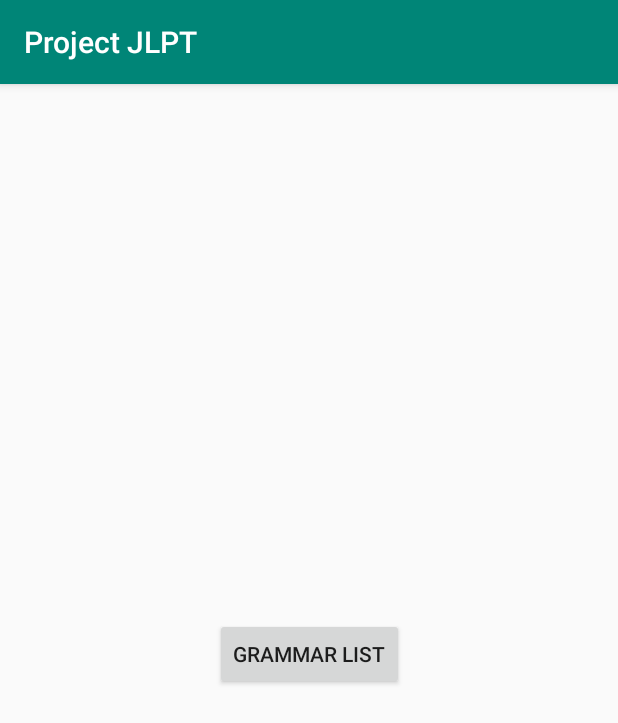
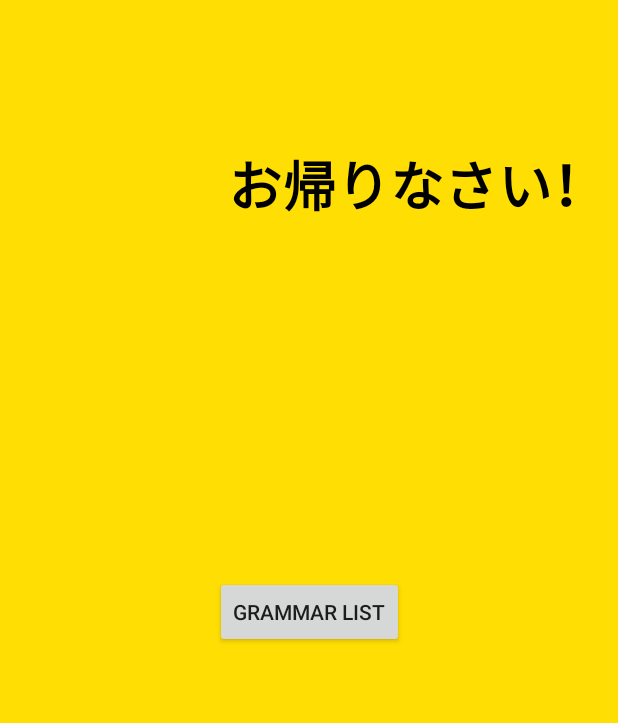
Before and after one commit to nrchan/ProjectJLPT, an Android app: the screen it shows after launch (MainActivity), on a phone screen of 412 x 824 dp. Shown: the top 723 px of the screen. Run offline under Robolectric (Android 15) with nearby library versions, the phone set to English and light mode, and no system bars.

Commit message:
some ui change

```diff
--- a/app/src/main/java/com/example/nr/projectjlpt/GrammarPointAdapter.kt
+++ b/app/src/main/java/com/example/nr/projectjlpt/GrammarPointAdapter.kt
@@ -21,7 +21,8 @@ class GrammarPointAdapter(private val grammars: ArrayList<GrammarPoint>, private
     }
 
     override fun onBindViewHolder(holder: ViewHolder, position: Int) {
-        holder.grammarPattern.text = grammars[position].pattern
+        val pattern = grammars[position].pattern + " / " + grammars[position].meaning
+        holder.grammarPattern.text = pattern
         holder.grammarRomaji.text = grammars[position].romaji
     }
 
--- a/app/src/main/res/layout/activity_main.xml
+++ b/app/src/main/res/layout/activity_main.xml
@@ -4,14 +4,25 @@
         xmlns:app="http://schemas.android.com/apk/res-auto" xmlns:tools="http://schemas.android.com/tools"
         android:layout_width="match_parent"
         android:layout_height="match_parent"
-        tools:context=".MainActivity">
+        tools:context=".MainActivity" android:background="@color/colorPrimary">
 
 
+    <TextView
+            android:text="@string/main_activity_title"
+            android:layout_width="wrap_content"
+            android:layout_height="wrap_content" android:id="@+id/textView2"
+            android:layout_marginTop="96dp"
+            app:layout_constraintTop_toTopOf="parent" app:layout_constraintEnd_toEndOf="parent"
+            android:layout_marginEnd="8dp" android:textColor="@color/titleText" android:textStyle="bold"
+            android:fontFamily="font/notosanscjkjp_black.otf" android:textAlignment="textEnd"
+            android:textSize="36sp" app:layout_constraintStart_toStartOf="parent" android:layout_marginStart="8dp"
+            app:layout_constraintHorizontal_bias="1.0"/>
     <Button
             android:text="@string/grammar_list_activity_btn_text"
             android:layout_width="wrap_content"
             android:layout_height="wrap_content"
-            android:id="@+id/grammar_list_activity_btn" app:layout_constraintEnd_toEndOf="parent" android:layout_marginEnd="8dp"
+            android:id="@+id/grammar_list_activity_btn" app:layout_constraintEnd_toEndOf="parent"
+            android:layout_marginEnd="8dp"
             app:layout_constraintStart_toStartOf="parent" android:layout_marginStart="8dp"
             app:layout_constraintTop_toTopOf="parent" android:layout_marginBottom="8dp"
             app:layout_constraintBottom_toBottomOf="parent"/>
--- a/app/src/main/res/layout/grammar_list_item.xml
+++ b/app/src/main/res/layout/grammar_list_item.xml
@@ -10,12 +10,12 @@
             android:layout_width="match_parent"
             android:layout_height="wrap_content"
             android:text="@string/grammar_list_pattern_default"
-            android:textSize="20sp"/>
+            android:textSize="20sp" android:paddingTop="4sp" android:textColor="@color/titleText"/>
     <TextView
             android:id="@+id/grammar_romaji"
             android:text="@string/grammar_list_romaji_default"
             android:layout_width="match_parent"
             android:layout_height="wrap_content"
-            android:textSize="12sp"/>
+            android:textSize="12sp" android:paddingBottom="4sp" android:textColor="@color/normalText"/>
 
 </LinearLayout>
--- a/app/src/main/res/values/colors.xml
+++ b/app/src/main/res/values/colors.xml
@@ -1,6 +1,11 @@
 <?xml version="1.0" encoding="utf-8"?>
 <resources>
-    <color name="colorPrimary">#008577</color>
-    <color name="colorPrimaryDark">#00574B</color>
-    <color name="colorAccent">#D81B60</color>
+    <color name="colorPrimary">#FFDE03</color>
+    <color name="colorPrimaryDark">#c7ad00</color>
+    <color name="colorAccent">#ffff54</color>
+    <color name="colorSecondary">#304ffe</color>
+    <color name="colorSecondaryDark">#0026ca</color>
+    <color name="secondaryColorAccent">#7a7cff</color>
+    <color name="titleText">#000000</color>
+    <color name="normalText">#424242</color>
 </resources>
--- a/app/src/main/res/values/strings.xml
+++ b/app/src/main/res/values/strings.xml
@@ -4,4 +4,5 @@
     <string name="grammar_list_romaji_default">Its Associated Romaji</string>
     <string name="grammar_list_activity_btn_text">Grammar List</string>
     <string name="grammar_list_activity_title">All the grammar</string>
+    <string name="main_activity_title">お帰りなさい！</string>
 </resources>
--- a/app/src/main/res/values/styles.xml
+++ b/app/src/main/res/values/styles.xml
@@ -6,6 +6,8 @@
         <item name="colorPrimary">@color/colorPrimary</item>
         <item name="colorPrimaryDark">@color/colorPrimaryDark</item>
         <item name="colorAccent">@color/colorAccent</item>
+        <item name="windowActionBar">false</item>
+        <item name="windowNoTitle">true</item>
     </style>
 
 </resources>
```
Also changed, not shown: app/src/main/res/layout/activity_grammar_list.xml (+4 -3 lines).
